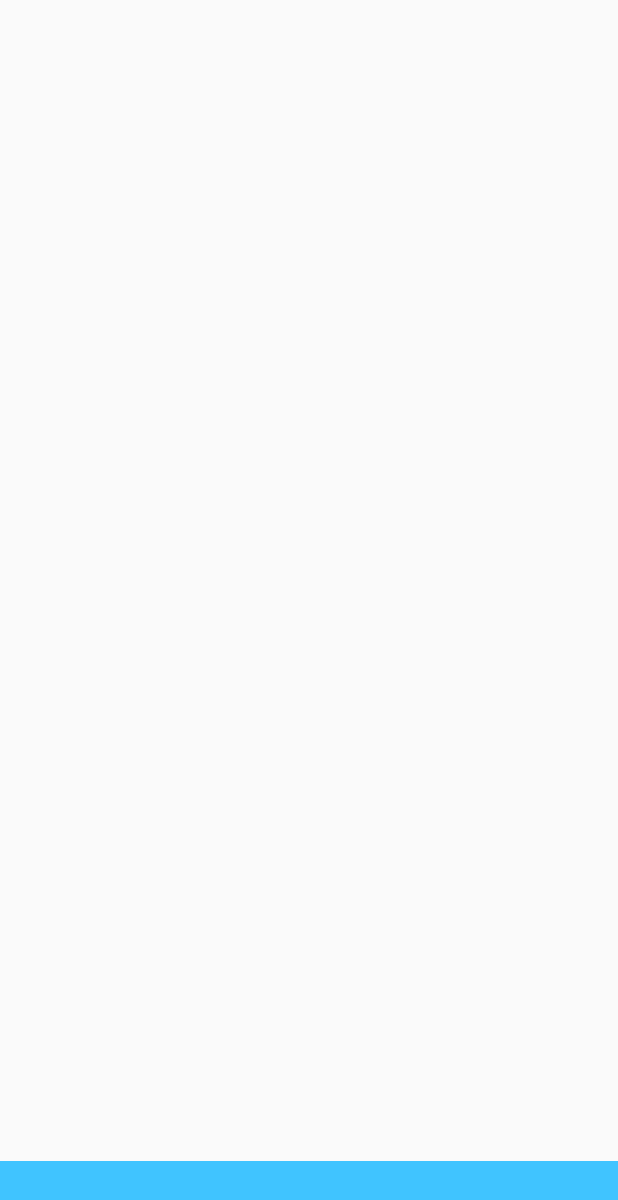
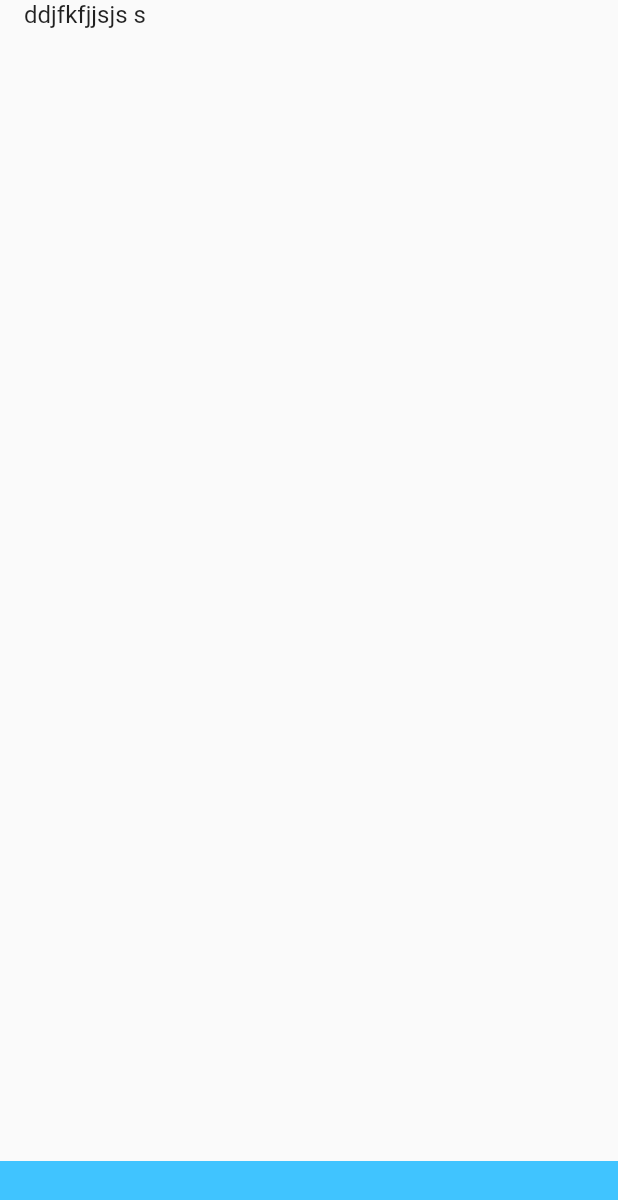
Before and after one commit to kevinmungai/notion_flutter, a Flutter app: the screen it shows after launch, on a phone screen of 412 x 824 dp. Shown: the top 1200 px of the screen. Run offline on Flutter 3.47's test engine with Material 2 defaults, Android fonts, the phone set to English and light mode, and no system bars; our stand-ins replace bloc, equatable, flutter_bloc.

Commit message:
There is a flutter issue.

```diff
--- a/lib/blocs/text/text_bloc.dart
+++ b/lib/blocs/text/text_bloc.dart
@@ -17,7 +17,7 @@ class TextBloc extends Bloc<TextEvent, TextState> {
     TextEvent event,
   ) async* {
     if (event is ChangeText) {
-      print(event);
+      //print(event);
       final newState = CurrentText(text: event.text);
       yield newState;
       print(newState);
@@ -35,6 +35,7 @@ class TextBloc extends Bloc<TextEvent, TextState> {
       if (state is CurrentText) {
         final currentText = (state as CurrentText).text;
         textListBloc.add(AddToTextList(text: currentText));
+        add(ClearText());
       }
 
     }
--- a/lib/blocs/text_list/text_list_state.dart
+++ b/lib/blocs/text_list/text_list_state.dart
@@ -19,5 +19,5 @@ class CurrentTextList extends TextListState {
   List<Object> get props => [textList];
 
   @override
-  String toString() => "CurrentTextList { textList: ${textList.map((text) => "$text")}";
+  String toString() => "CurrentTextList { textList: ${textList.map((text) => "$text")} }";
 }
--- a/lib/ui/editor_page/editor_page.dart
+++ b/lib/ui/editor_page/editor_page.dart
@@ -3,6 +3,8 @@ import 'package:flutter_bloc/flutter_bloc.dart';
 import 'package:notion_flutter/blocs/text/bloc.dart';
 import 'package:notion_flutter/blocs/text_list/bloc.dart';
 import 'package:notion_flutter/ui/editor_bottom/editor_bottom.dart';
+import 'package:notion_flutter/ui/editor_page/editor_widget.dart';
+import 'package:notion_flutter/ui/editor_page/text_widget.dart';
 
 class EditorPage extends StatelessWidget {
   @override
@@ -18,46 +20,29 @@ class EditorPage extends StatelessWidget {
                 padding: const EdgeInsets.only(left: 16, right: 16),
                 child: CustomScrollView(
                   slivers: <Widget>[
+                    SliverToBoxAdapter(
+                      child: Text("ddjfkfjjsjs s", style: TextStyle(fontSize: 16),),
+                    ),
                     BlocBuilder<TextListBloc, TextListState>(
                       builder: (context, state) {
                         if (state is CurrentTextList) {
+                          print("if");
                           return SliverList(
                             delegate: SliverChildBuilderDelegate(
                                 (context, index) {
-                                  return TextField(
-                                    controller: TextEditingController(text: state.textList.elementAt(index)),
-                                    style: TextStyle(
-                                      fontWeight: FontWeight.w600,
-                                    ),
-                                  );
+                                  return TextWidget(text: state.textList.elementAt(index));
                                 },
                               childCount: state.textList.length,
                             ),
                           );
                         } else {
+                          print("else");
                           return SliverToBoxAdapter(child: Container());
                         }
                       },
                     ),
                     SliverFillRemaining(
-                      child: TextField(
-                        maxLines: null,
-                        minLines: null,
-                        expands: true,
-                        autofocus: false,
-                        decoration: InputDecoration(
-                            border: InputBorder.none,
-                            contentPadding: const EdgeInsets.all(0)
-                        ),
-                        onChanged: (String text) {
-                          //print(text);
-                          BlocProvider.of<TextBloc>(context).add(ChangeText(text: text));
-                        },
-                        onSubmitted: (String text) {
-                          print("submitted");
-                          BlocProvider.of<TextBloc>(context).add(AddToTextListBloc());
-                        },
-                      ),
+                      child: EditorWidget(),
                     ),
                   ],
                 ),
--- /dev/null
+++ b/lib/ui/editor_page/editor_widget.dart
@@ -0,0 +1,37 @@
+import 'package:flutter/material.dart';
+import 'package:flutter_bloc/flutter_bloc.dart';
+import 'package:notion_flutter/blocs/text/bloc.dart';
+
+class EditorWidget extends StatefulWidget {
+  @override
+  _EditorWidgetState createState() => _EditorWidgetState();
+}
+
+class _EditorWidgetState extends State<EditorWidget> {
+  @override
+  Widget build(BuildContext context) {
+    return TextField(
+      maxLines: null,
+      //minLines: null,
+      //expands: true,
+      autofocus: false,
+      decoration: InputDecoration(
+          border: InputBorder.none,
+          contentPadding: const EdgeInsets.all(0)
+      ),
+      onChanged: (String text) {
+        //print(text);
+        BlocProvider.of<TextBloc>(context).add(ChangeText(text: text));
+      },
+      onSubmitted: (String text) {
+        print("submitted");
+        BlocProvider.of<TextBloc>(context).add(AddToTextListBloc());
+      },
+      onEditingComplete: () {
+        print("submitted");
+        BlocProvider.of<TextBloc>(context).add(AddToTextListBloc());
+      },
+
+    );
+  }
+}
```
Also changed, not shown: lib/ui/editor_page/text_widget.dart (+12 -2 lines).
